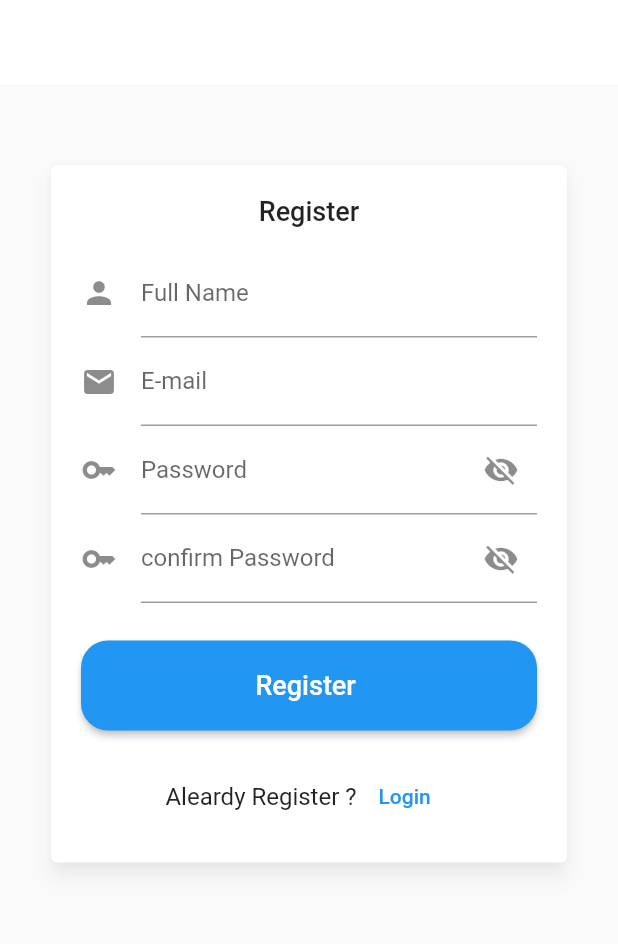
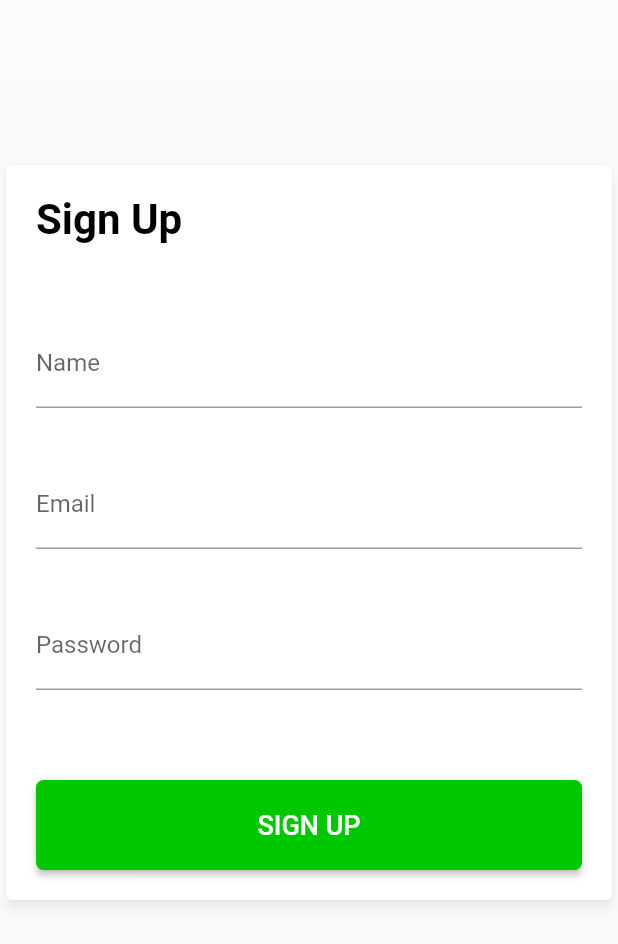
Before and after one commit to AhmedKhalidOkab/flutter_task1_course_group1, a Flutter app: the screen it shows after launch, on a phone screen of 412 x 824 dp. Shown: the top 944 px of the screen. Run offline on Flutter 3.47's test engine with Material 2 defaults, Android fonts, the phone set to English and light mode, and no system bars.

Commit message:
Update home_screen.dart

```diff
--- a/lib/home_screen.dart
+++ b/lib/home_screen.dart
@@ -5,85 +5,71 @@ class Homescreen extends StatelessWidget {
   Widget build(BuildContext context) {
     return Scaffold(
       appBar: AppBar(
-        backgroundColor: Colors.white,
+        backgroundColor: Colors.white24,
         elevation: 0,
       ),
       body: SingleChildScrollView(
         child: Container(
           width: double.infinity,
-          padding: EdgeInsets.only(top: 50, left: 30, right: 30),
+          padding: EdgeInsets.only(top: 50, bottom: 60),
           child: Card(
-              shadowColor: Colors.white54,
-              elevation: 5,
+              shadowColor: Colors.white60,
+              elevation: 3,
               child: Container(
                 padding: EdgeInsets.all(20),
                 child: Column(
                   children: [
                     const Text(
-                      'Register',
-                      style:
-                          TextStyle(fontSize: 18, fontWeight: FontWeight.w500),
+                      'Sign Up                                                                   ',
+                      style: TextStyle(
+                          fontSize: 28,
+                          fontWeight: FontWeight.bold,
+                          color: Colors.black),
                     ),
                     const SizedBox(
-                      height: 15,
+                      height: 50,
                     ),
                     TextFormField(
                       decoration: const InputDecoration(
-                        icon: Icon(Icons.person),
-                        label: Text('Full Name'),
+                        label: Text('Name'),
                       ),
+                    ),
+                    const SizedBox(
+                      height: 35,
                     ),
                     TextFormField(
                       decoration: const InputDecoration(
-                        icon: Icon(Icons.email),
-                        label: Text('E-mail'),
-                      ),
-                    ),
-                    TextFormField(
-                      decoration: const InputDecoration(
-                          suffixIcon: Icon(Icons.visibility_off),
-                          icon: Icon(Icons.key_sharp),
-                          label: Text('Password')),
-                    ),
-                    TextFormField(
-                      decoration: const InputDecoration(
-                        suffixIcon: Icon(Icons.visibility_off),
-                        icon: Icon(Icons.key_sharp),
-                        label: Text('confirm Password'),
+                        label: Text('Email'),
                       ),
                     ),
                     const SizedBox(
-                      height: 25,
+                      height: 35,
+                    ),
+                    TextFormField(
+                      decoration:
+                          const InputDecoration(label: Text('Password')),
+                    ),
+                    const SizedBox(
+                      height: 60,
                     ),
                     Container(
+                      //color: Colors.black,
                       width: double.infinity,
                       height: 60,
                       child: ElevatedButton(
                           style: ButtonStyle(
+                              backgroundColor: MaterialStateProperty.all(
+                                  Color.fromRGBO(0, 200, 0, 150)),
                               shape: MaterialStateProperty.all(
                                   RoundedRectangleBorder(
                                       borderRadius:
-                                          BorderRadius.circular(18.0)))),
+                                          BorderRadius.circular(5.0)))),
                           onPressed: () {},
                           child: const Text(
-                            'Register ',
+                            'SIGN UP',
                             style: TextStyle(
                                 fontSize: 18, fontWeight: FontWeight.w500),
                           )),
-                    ),
-                    const SizedBox(
-                      height: 20,
-                    ),
-                    Row(
-                      mainAxisAlignment: MainAxisAlignment.center,
-                      children: [
-                        const Text(
-                          'Aleardy Register ?',
-                          style: TextStyle(
-                              fontSize: 16, fontWeight: FontWeight.w400),
-                        ),
-                        TextButton(onPressed: () {}, child: Text('Login'))
-                      ],
                     ),
                   ],
                 ),
```
